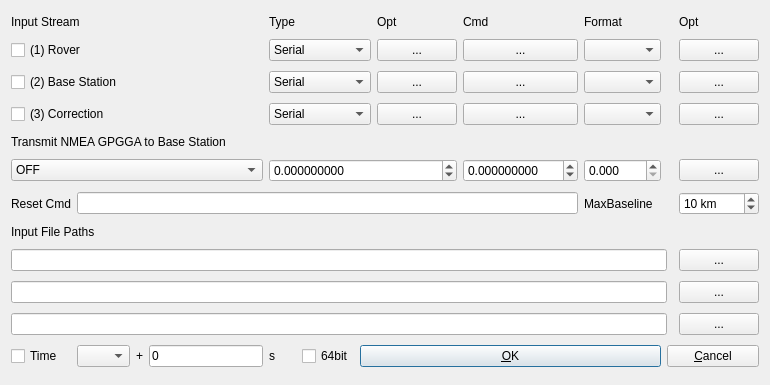
The window that app/rtknavi_qt/instrdlg.ui (tomojitakasu/RTKLIB) describes before a commit, drawn with Qt 5.
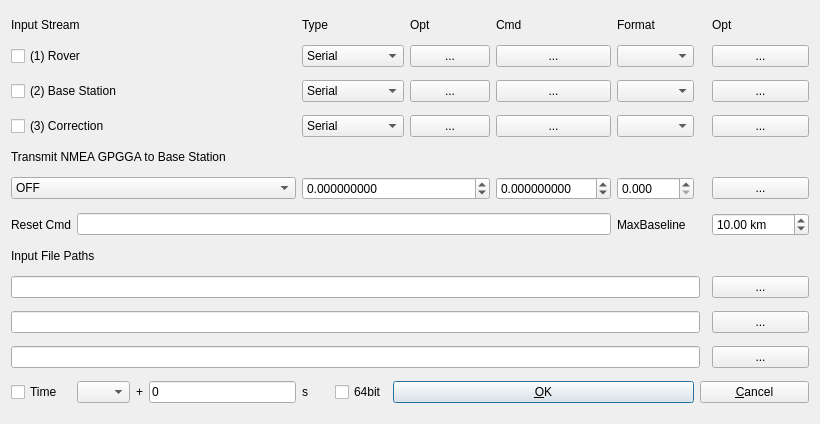
The same window after the commit.

Diff of the .ui file:
```diff
--- a/app/rtknavi_qt/instrdlg.ui
+++ b/app/rtknavi_qt/instrdlg.ui
@@ -6,8 +6,8 @@
    <rect>
     <x>0</x>
     <y>0</y>
-    <width>770</width>
-    <height>385</height>
+    <width>820</width>
+    <height>424</height>
    </rect>
   </property>
   <property name="windowTitle">
@@ -739,19 +739,6 @@
      </property>
     </widget>
    </item>
-   <item row="7" column="13">
-    <widget class="QSpinBox" name="EditMaxBL">
-     <property name="suffix">
-      <string> km</string>
-     </property>
-     <property name="maximum">
-      <number>999</number>
-     </property>
-     <property name="value">
-      <number>10</number>
-     </property>
-    </widget>
-   </item>
    <item row="7" column="10">
     <widget class="QLabel" name="LabelMaxBL">
      <property name="text">
@@ -769,6 +756,19 @@
      </property>
     </widget>
    </item>
+   <item row="7" column="13">
+    <widget class="QDoubleSpinBox" name="EditMaxBL">
+     <property name="suffix">
+      <string> km</string>
+     </property>
+     <property name="maximum">
+      <double>99999.990000000005239</double>
+     </property>
+     <property name="value">
+      <double>10.000000000000000</double>
+     </property>
+    </widget>
+   </item>
   </layout>
  </widget>
  <tabstops>
```
